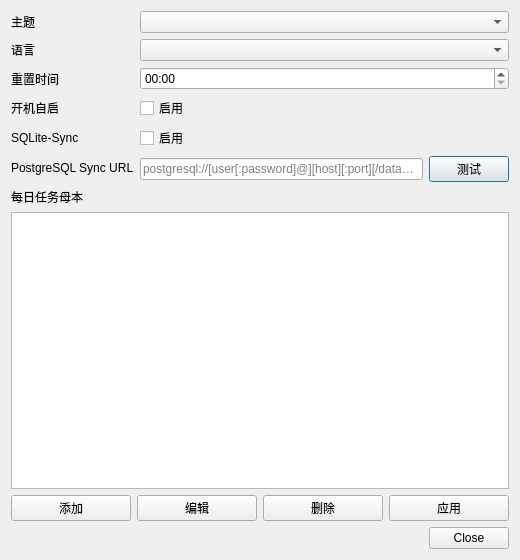
Old version of the form ui/resources/dialogs/settings_dialog.ui in the repository 2436238575/daily-todos.
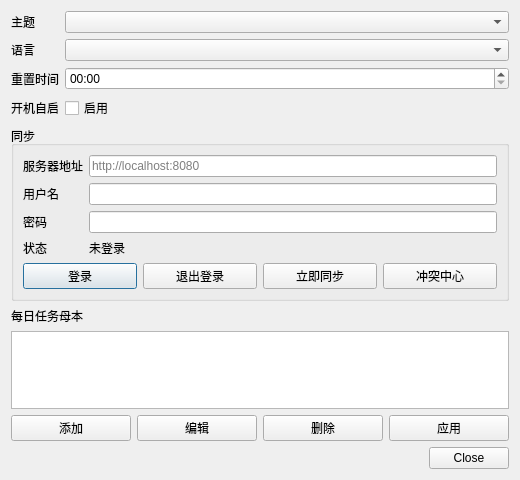
New version of the form.

Commit message: feat: 账号同步

Diff of the .ui file:
```diff
--- a/ui/resources/dialogs/settings_dialog.ui
+++ b/ui/resources/dialogs/settings_dialog.ui
@@ -10,7 +10,7 @@
     <x>0</x>
     <y>0</y>
     <width>520</width>
-    <height>560</height>
+   <height>480</height>
    </rect>
   </property>
   <layout class="QVBoxLayout" name="verticalLayout">
@@ -64,46 +64,100 @@
        </property>
       </widget>
      </item>
-     <item row="4" column="0">
-      <widget class="QLabel" name="sqliteSyncLabel">
-       <property name="text">
-        <string>SQLite-Sync</string>
-       </property>
-      </widget>
-     </item>
-     <item row="4" column="1">
-      <widget class="QCheckBox" name="sqliteSyncCheckBox">
-       <property name="text">
-        <string>启用</string>
-       </property>
-      </widget>
-     </item>
-     <item row="5" column="0">
-      <widget class="QLabel" name="postgresqlSyncUrlLabel">
+    </layout>
+   </item>
+   <item>
+    <widget class="QGroupBox" name="syncGroupBox">
+     <property name="title">
+      <string>同步</string>
+     </property>
+     <layout class="QVBoxLayout" name="syncGroupLayout">
+      <item>
+       <layout class="QFormLayout" name="syncFormLayout">
+        <item row="0" column="0">
+         <widget class="QLabel" name="syncServerUrlLabel">
        <property name="text">
-        <string>PostgreSQL Sync URL</string>
+           <string>服务器地址</string>
        </property>
       </widget>
      </item>
-     <item row="5" column="1">
-      <layout class="QHBoxLayout" name="postgresqlSyncUrlLayout">
-       <item>
-        <widget class="QLineEdit" name="postgresqlSyncUrlLineEdit">
+        <item row="0" column="1">
+         <widget class="QLineEdit" name="syncServerUrlLineEdit">
          <property name="placeholderText">
-          <string>postgresql://[user[:password]@][host][:port][/database]</string>
+           <string>http://localhost:8080</string>
          </property>
         </widget>
        </item>
+        <item row="1" column="0">
+         <widget class="QLabel" name="syncUsernameLabel">
+          <property name="text">
+           <string>用户名</string>
+          </property>
+         </widget>
+        </item>
+        <item row="1" column="1">
+         <widget class="QLineEdit" name="syncUsernameLineEdit"/>
+        </item>
+        <item row="2" column="0">
+         <widget class="QLabel" name="syncPasswordLabel">
+          <property name="text">
+           <string>密码</string>
+          </property>
+         </widget>
+        </item>
+        <item row="2" column="1">
+         <widget class="QLineEdit" name="syncPasswordLineEdit"/>
+        </item>
+        <item row="3" column="0">
+         <widget class="QLabel" name="syncStatusLabel">
+          <property name="text">
+           <string>状态</string>
+          </property>
+         </widget>
+        </item>
+        <item row="3" column="1">
+         <widget class="QLabel" name="syncStatusValueLabel">
+          <property name="text">
+           <string>未登录</string>
+          </property>
+         </widget>
+        </item>
+       </layout>
+      </item>
        <item>
-        <widget class="QPushButton" name="testPostgresqlSyncButton">
+       <layout class="QHBoxLayout" name="syncButtonsLayout">
+        <item>
+         <widget class="QPushButton" name="syncLoginButton">
          <property name="text">
-          <string>测试</string>
+           <string>登录</string>
          </property>
         </widget>
        </item>
+        <item>
+         <widget class="QPushButton" name="syncLogoutButton">
+          <property name="text">
+           <string>退出登录</string>
+          </property>
+         </widget>
+        </item>
+        <item>
+         <widget class="QPushButton" name="syncNowButton">
+          <property name="text">
+           <string>立即同步</string>
+          </property>
+         </widget>
+        </item>
+        <item>
+         <widget class="QPushButton" name="syncConflictsButton">
+          <property name="text">
+           <string>冲突中心</string>
+          </property>
+         </widget>
+        </item>
       </layout>
      </item>
     </layout>
+    </widget>
    </item>
    <item>
     <widget class="QLabel" name="templateLabel">
```
Lines whose indentation alone changed are shown as unchanged. The commit also changes 14 other files.
